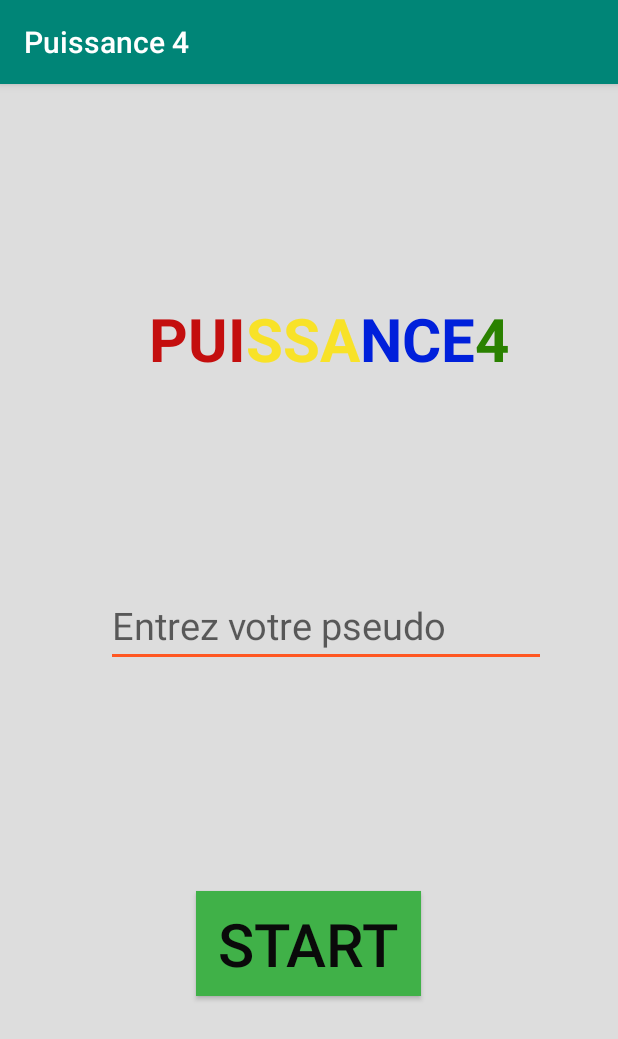
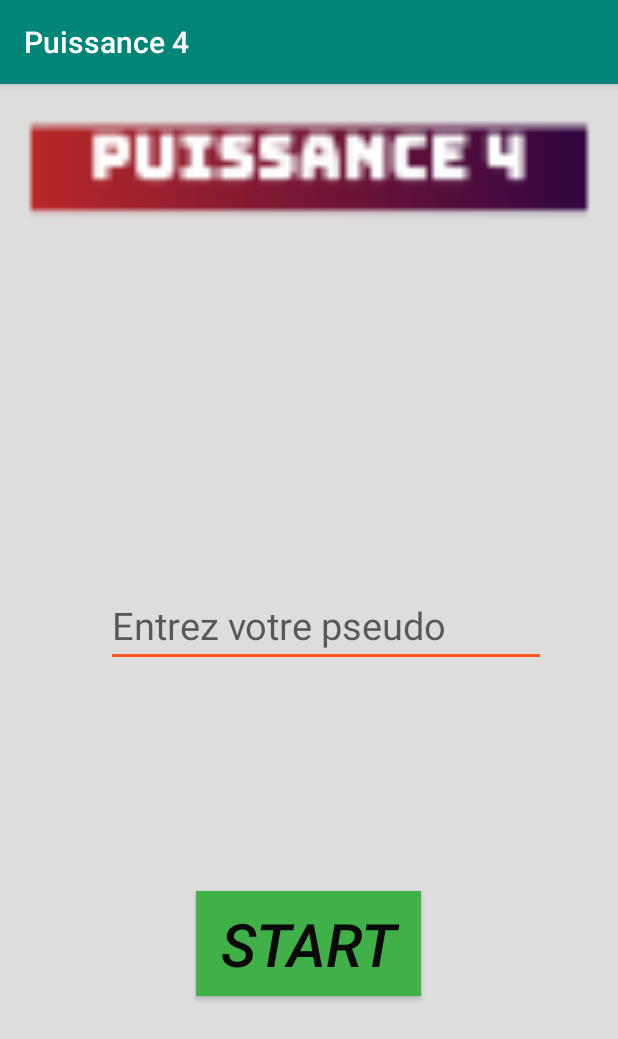
Before and after one commit to mnlk66/puissance4, an Android app: the screen it shows after launch (Main2Activity), on a phone screen of 412 x 824 dp. Shown: the top 1039 px of the screen. Run offline under Robolectric (Android 15) with nearby library versions, the phone set to English and light mode, and no system bars.

Commit message:
-Nouveau logos -Nouvelles polices

```diff
--- a/app/src/main/java/com/example/puissance4/Home.java
+++ b/app/src/main/java/com/example/puissance4/Home.java
@@ -48,7 +48,7 @@ public class Home extends AppCompatActivity
             int nbLettre = i.getIntExtra("nbLettre", 0);
 
             TextView textView = (TextView) findViewById(R.id.tv1);
-            textView.setText("Bonjour"+""+str  );
+            textView.setText("Bonjour "+""+str  );
 
         }
 
--- a/app/src/main/res/layout/activity_main2.xml
+++ b/app/src/main/res/layout/activity_main2.xml
@@ -7,65 +7,6 @@
     android:layout_height="match_parent"
     android:background="#1E030303"
     tools:context=".MainActivity">
-
-    <TextView
-        android:id="@+id/NOMP1"
-        android:layout_width="wrap_content"
-        android:layout_height="wrap_content"
-        android:layout_marginStart="99dp"
-        android:layout_marginTop="124dp"
-        android:layout_marginBottom="553dp"
-        android:text="@string/pui"
-        android:textColor="#C40E0E"
-        android:textSize="40sp"
-        android:textStyle="bold"
-        app:layout_constraintBottom_toBottomOf="parent"
-        app:layout_constraintEnd_toStartOf="@+id/NOMP2"
-        app:layout_constraintStart_toStartOf="parent"
-        app:layout_constraintTop_toTopOf="parent" />
-
-    <TextView
-        android:id="@+id/NOMP2"
-        android:layout_width="wrap_content"
-        android:layout_height="wrap_content"
-        android:layout_marginTop="124dp"
-        android:layout_marginBottom="553dp"
-        android:text="@string/ssa"
-        android:textColor="#F8E228"
-        android:textSize="40sp"
-        android:textStyle="bold"
-        app:layout_constraintBottom_toBottomOf="parent"
-        app:layout_constraintEnd_toStartOf="@+id/NOMP3"
-        app:layout_constraintTop_toTopOf="parent" />
-
-    <TextView
-        android:id="@+id/NOMP3"
-        android:layout_width="wrap_content"
-        android:layout_height="wrap_content"
-        android:layout_marginTop="124dp"
-        android:layout_marginBottom="553dp"
-        android:text="@string/nce"
-        android:textColor="#0020DB"
-        android:textSize="40sp"
-        android:textStyle="bold"
-        app:layout_constraintBottom_toBottomOf="parent"
-        app:layout_constraintEnd_toStartOf="@+id/NOMP4"
-        app:layout_constraintTop_toTopOf="parent" />
-
-    <TextView
-        android:id="@+id/NOMP4"
-        android:layout_width="35dp"
-        android:layout_height="wrap_content"
-        android:layout_marginTop="124dp"
-        android:layout_marginEnd="60dp"
-        android:layout_marginBottom="553dp"
-        android:text="@string/_4"
-        android:textColor="#2A8100"
-        android:textSize="40sp"
-        android:textStyle="bold"
-        app:layout_constraintBottom_toBottomOf="parent"
-        app:layout_constraintEnd_toEndOf="parent"
-        app:layout_constraintTop_toTopOf="parent" />
 
     <Button
         android:id="@+id/BTN_GO"
@@ -78,6 +19,7 @@
         android:text="@string/start"
         android:textColor="#0A0A0A"
         android:textSize="40sp"
+        android:textStyle="italic"
         app:layout_constraintBottom_toBottomOf="parent"
         app:layout_constraintEnd_toEndOf="parent"
         app:layout_constraintHorizontal_bias="1.0"
@@ -101,4 +43,13 @@
         app:layout_constraintStart_toStartOf="parent"
         android:importantForAutofill="no" />
 
+    <ImageView
+        android:id="@+id/imageView2"
+        android:layout_width="412dp"
+        android:layout_height="102dp"
+        app:layout_constraintEnd_toEndOf="parent"
+        app:layout_constraintStart_toStartOf="parent"
+        app:srcCompat="@drawable/logo_p4"
+        tools:layout_editor_absoluteY="77dp" />
+
 </android.support.constraint.ConstraintLayout>
--- a/app/src/main/res/layout/content_home.xml
+++ b/app/src/main/res/layout/content_home.xml
@@ -33,6 +33,7 @@
         android:text="@string/partie_solo"
         android:textColor="#FC111010"
         android:textSize="20sp"
+        android:textStyle="italic"
         app:layout_constraintBottom_toBottomOf="parent"
         app:layout_constraintStart_toStartOf="parent"
         app:layout_constraintTop_toTopOf="parent" />
@@ -48,9 +49,20 @@
         android:background="#218817"
         android:text="@string/partie_duo"
         android:textSize="20sp"
+        android:textStyle="italic"
         app:layout_constraintBottom_toBottomOf="parent"
         app:layout_constraintEnd_toEndOf="parent"
         app:layout_constraintStart_toEndOf="@+id/PartSolo"
         app:layout_constraintTop_toTopOf="parent" />
 
+    <ImageView
+        android:id="@+id/imageView3"
+        android:layout_width="411dp"
+        android:layout_height="675dp"
+        app:layout_constraintBottom_toBottomOf="parent"
+        app:layout_constraintEnd_toEndOf="parent"
+        app:layout_constraintStart_toStartOf="parent"
+        app:layout_constraintTop_toTopOf="parent"
+        app:srcCompat="@drawable/play_background" />
+
 </android.support.constraint.ConstraintLayout>
```
Also changed, not shown: app/src/main/res/drawable-xxhdpi/logo_p4.png (added), app/src/main/res/drawable-xxhdpi/play_background.png (added).
